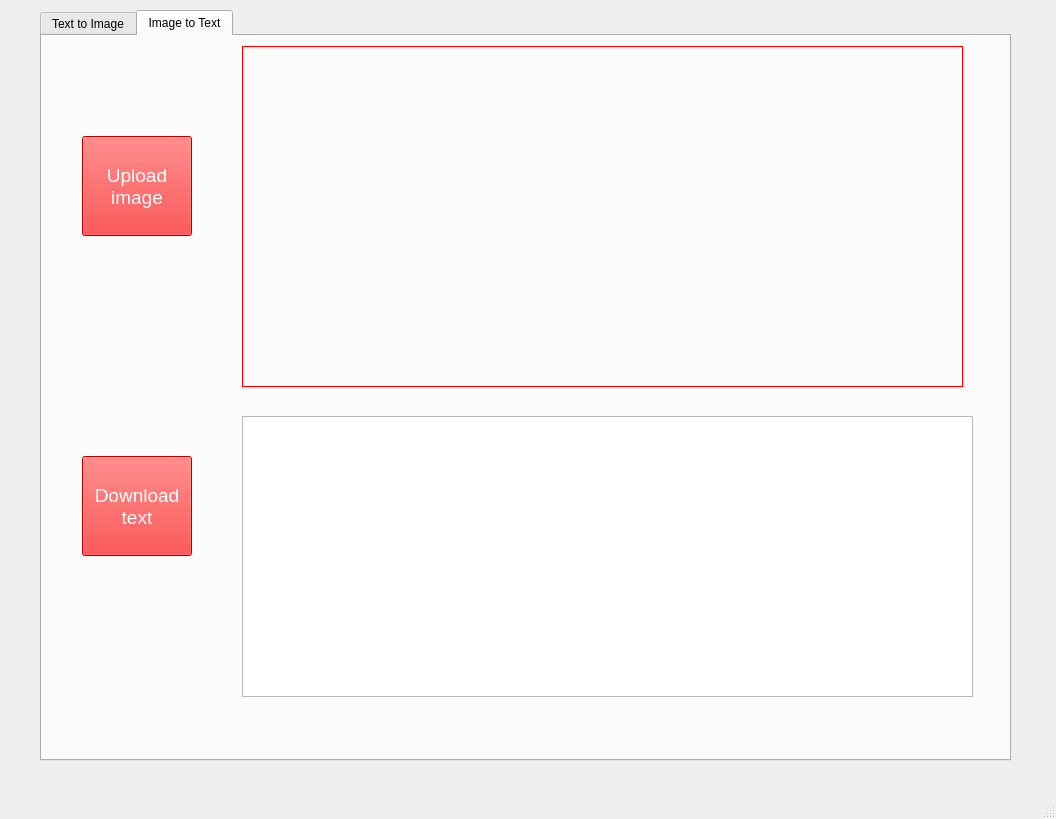
Above: Interface.ui from Zeroqube/DevHack_abacaba_Project before the change. Below: the same form after it.
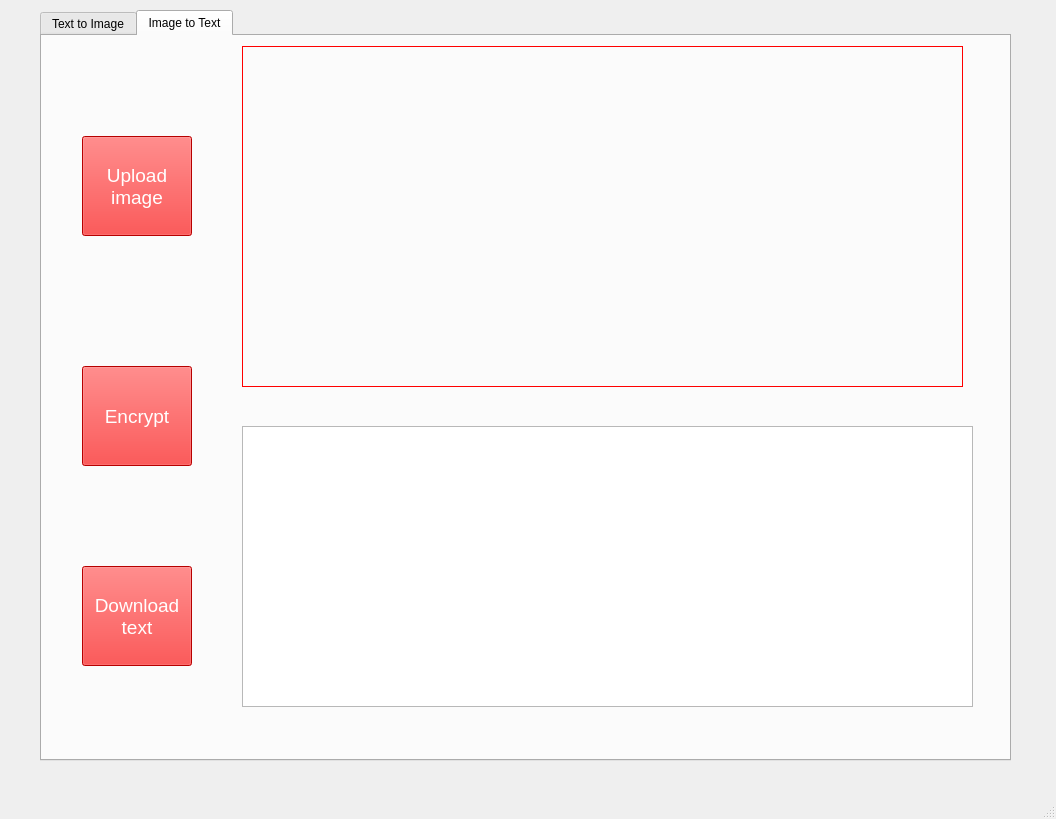
That is the form after the change. The open tabs and pages were chosen to show the change.

Diff of the .ui file:
```diff
--- a/Interface.ui
+++ b/Interface.ui
@@ -261,7 +261,7 @@
       <property name="geometry">
        <rect>
         <x>40</x>
-        <y>420</y>
+        <y>530</y>
         <width>110</width>
         <height>100</height>
        </rect>
@@ -306,7 +306,7 @@
       <property name="geometry">
        <rect>
         <x>200</x>
-        <y>380</y>
+        <y>390</y>
         <width>731</width>
         <height>281</height>
        </rect>
@@ -317,6 +317,30 @@
        </font>
       </property>
      </widget>
+     <widget class="QPushButton" name="encryption">
+      <property name="geometry">
+       <rect>
+        <x>40</x>
+        <y>330</y>
+        <width>110</width>
+        <height>100</height>
+       </rect>
+      </property>
+      <property name="font">
+       <font>
+        <pointsize>14</pointsize>
+       </font>
+      </property>
+      <property name="styleSheet">
+       <string notr="true">QPushButton {
+	color: white;
+	background-color: red;
+}</string>
+      </property>
+      <property name="text">
+       <string>Encrypt</string>
+      </property>
+     </widget>
     </widget>
    </widget>
   </widget>
```
Left out of the diff: 10 changed lines with no effect on the pictures.
